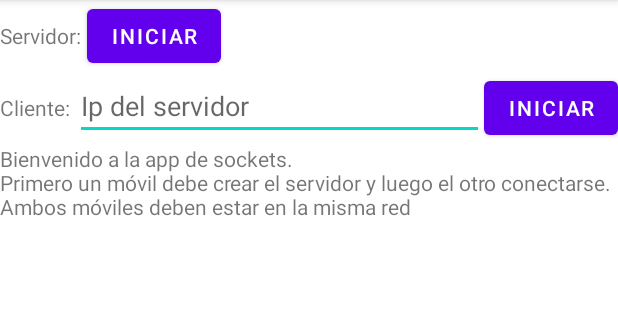
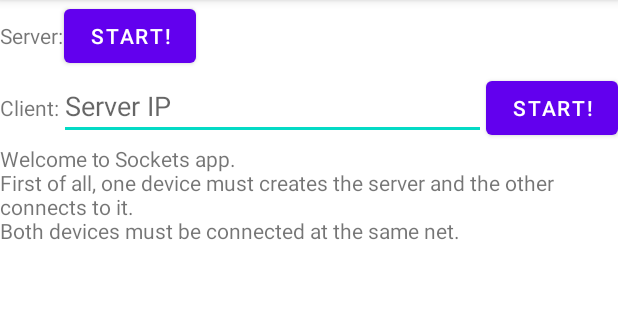
Before and after one commit to juanpomares/Example-TCPSockets-Android, an Android app: the screen it shows after launch (MainActivity), on a phone screen of 412 x 824 dp, the part 84-404 px from its top. Run offline under Robolectric (Android 15) with nearby library versions, the phone set to English and light mode, and no system bars.

Commit message:
Updated project to add translations

```diff
--- a/app/src/main/res/layout/activity_main.xml
+++ b/app/src/main/res/layout/activity_main.xml
@@ -13,17 +13,16 @@
         android:orientation="horizontal">
 
         <TextView
-            android:id="@+id/tvServidor"
             android:layout_width="wrap_content"
             android:layout_height="wrap_content"
-            android:text="Servidor: " />
+            android:text="@string/server" />
 
         <Button
-            android:id="@+id/buttonServer"
+            android:id="@+id/btnServer"
             android:layout_width="wrap_content"
             android:layout_height="wrap_content"
             android:onClick="startServer"
-            android:text="Iniciar"
+            android:text="@string/start"
             app:layout_constraintLeft_toLeftOf="parent"
             app:layout_constraintTop_toTopOf="parent" />
     </LinearLayout>
@@ -34,27 +33,26 @@
         android:orientation="horizontal">
 
         <TextView
-            android:id="@+id/tvCliente"
             android:layout_width="wrap_content"
             android:layout_height="wrap_content"
-            android:text="Cliente: " />
+            android:text="@string/client" />
 
 
         <EditText
-            android:id="@+id/ipServer"
+            android:id="@+id/etIPServer"
             android:layout_width="wrap_content"
             android:layout_height="wrap_content"
             android:layout_weight="1"
             android:ems="10"
-            android:hint="Ip del servidor"
+            android:hint="@string/serverIP"
             android:inputType="textPersonName" />
 
         <Button
-            android:id="@+id/buttonCliente"
+            android:id="@+id/btnClient"
             android:layout_width="wrap_content"
             android:layout_height="wrap_content"
             android:onClick="startClient"
-            android:text="Iniciar"
+            android:text="@string/start"
             app:layout_constraintLeft_toLeftOf="parent"
             app:layout_constraintTop_toTopOf="parent" />
     </LinearLayout>
@@ -64,11 +62,11 @@
         android:layout_height="match_parent">
 
         <TextView
-            android:id="@+id/tvSalida"
+            android:id="@+id/tvOutput"
             android:layout_width="wrap_content"
             android:layout_height="wrap_content"
             android:layout_weight="1"
-            android:text="Bienvenido a la app de sockets. \nPrimero un móvil debe crear el servidor y luego el otro conectarse.\nAmbos móviles deben estar en la misma red" />
+            android:text="@string/welcomeMessage" />
 
 
     </ScrollView>
--- a/app/src/main/res/values/strings.xml
+++ b/app/src/main/res/values/strings.xml
@@ -1,3 +1,32 @@
 <resources>
     <string name="app_name">Example Sockets TCP</string>
+    <string name="server">Server:</string>
+    <string name="start">Start!</string>
+    <string name="client">Client:</string>
+    <string name="serverIP">Server IP</string>
+    <string name="welcomeMessage">Welcome to Sockets app. \nFirst of all, one device must creates the server and the other connects to it. \nBoth devices must be connected at the same net.</string>
+    <string name="startServer">Server starting...</string>
+    <string name="startClient">Client starting...</string>
+    <string name="clientTryingConnection">"Trying connect to server "</string>
+    <string name="waitingClient">Waiting client...</string>
+    <string name="serverCreated">Server created</string>
+    <string name="address">Address</string>
+    <string name="port">Port</string>
+    <string name="problem">Houston, we have a problem</string>
+    <string name="connectingServer">Connecting to server</string>
+    <string name="received">Received</string>
+    <string name="sended">Sended</string>
+
+    <string-array name="ServerMessages">
+        <item>Welcome user to my chat</item>
+        <item>¿How are you?</item>
+        <item>Goodbye, see you soon</item>
+    </string-array>
+
+
+    <string-array name="ClientMessages">
+        <item>Hello server</item>
+        <item>Very well, thanks</item>
+        <item>Bye :)</item>
+    </string-array>
 </resources>
```
Also changed, not shown: app/src/main/java/es/fempa/juanpomares/examplesocketstcp/MainActivity.java (+92 -67 lines), 1 other file.
